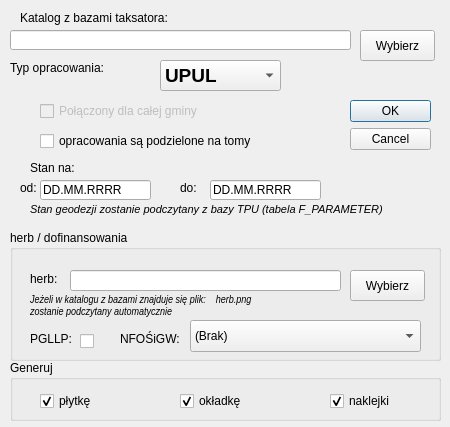
Above: skrypty/ui/ui_naklejki_dialog.ui from Marcus-LAS-R/LASR before the change. Below: the same form after it.
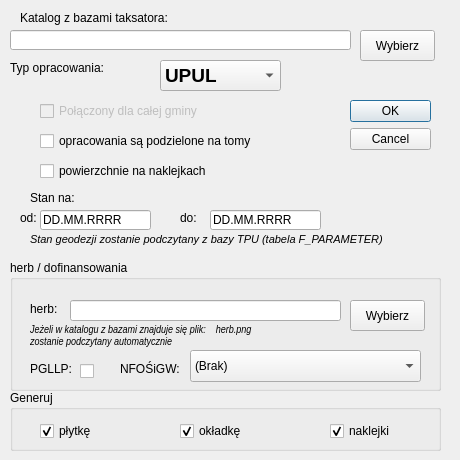
That is the form after the change.

Commit message: zmieniono skrypt do zabiegow, dodanow opcjonalne pow na naklejkach, popr generowanie kodow dla prezesa

The edit to the form file:
```diff
--- a/skrypty/ui/ui_naklejki_dialog.ui
+++ b/skrypty/ui/ui_naklejki_dialog.ui
@@ -6,20 +6,20 @@
    <rect>
     <x>0</x>
     <y>0</y>
-    <width>450</width>
-    <height>427</height>
+    <width>460</width>
+    <height>460</height>
    </rect>
   </property>
   <property name="minimumSize">
    <size>
-    <width>450</width>
-    <height>427</height>
+    <width>460</width>
+    <height>460</height>
    </size>
   </property>
   <property name="maximumSize">
    <size>
     <width>450</width>
-    <height>427</height>
+    <height>460</height>
    </size>
   </property>
   <property name="windowTitle">
@@ -97,7 +97,7 @@
    <property name="geometry">
     <rect>
      <x>30</x>
-     <y>160</y>
+     <y>190</y>
      <width>171</width>
      <height>16</height>
     </rect>
@@ -115,7 +115,7 @@
    <property name="geometry">
     <rect>
      <x>40</x>
-     <y>180</y>
+     <y>210</y>
      <width>111</width>
      <height>20</height>
     </rect>
@@ -128,7 +128,7 @@
    <property name="geometry">
     <rect>
      <x>20</x>
-     <y>180</y>
+     <y>210</y>
      <width>21</width>
      <height>16</height>
     </rect>
@@ -146,7 +146,7 @@
    <property name="geometry">
     <rect>
      <x>180</x>
-     <y>180</y>
+     <y>210</y>
      <width>21</width>
      <height>16</height>
     </rect>
@@ -164,7 +164,7 @@
    <property name="geometry">
     <rect>
      <x>210</x>
-     <y>180</y>
+     <y>210</y>
      <width>111</width>
      <height>20</height>
     </rect>
@@ -262,7 +262,7 @@
    <property name="geometry">
     <rect>
      <x>30</x>
-     <y>200</y>
+     <y>230</y>
      <width>361</width>
      <height>18</height>
     </rect>
@@ -282,7 +282,7 @@
    <property name="geometry">
     <rect>
      <x>10</x>
-     <y>360</y>
+     <y>390</y>
      <width>431</width>
      <height>61</height>
     </rect>
@@ -348,7 +348,7 @@
    <property name="geometry">
     <rect>
      <x>10</x>
-     <y>230</y>
+     <y>260</y>
      <width>431</width>
      <height>131</height>
     </rect>
@@ -553,6 +553,24 @@
     </property>
    </widget>
   </widget>
+  <widget class="QCheckBox" name="checkBox_powierzchnie">
+   <property name="geometry">
+    <rect>
+     <x>40</x>
+     <y>160</y>
+     <width>281</width>
+     <height>22</height>
+    </rect>
+   </property>
+   <property name="font">
+    <font>
+     <family>Arial</family>
+    </font>
+   </property>
+   <property name="text">
+    <string>powierzchnie na naklejkach</string>
+   </property>
+  </widget>
  </widget>
  <resources/>
  <connections>
```
The commit also changes 4 other files.
